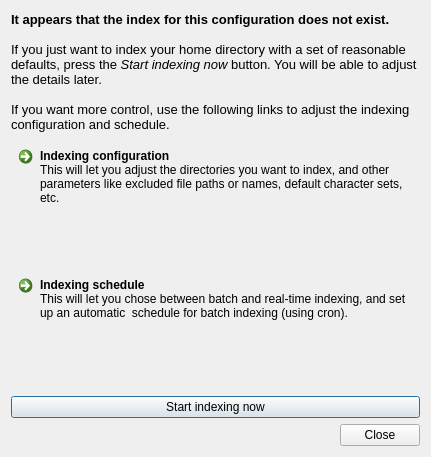
Above: src/qtgui/firstidx.ui from spanner888/recoll before the change. Below: the same form after it.
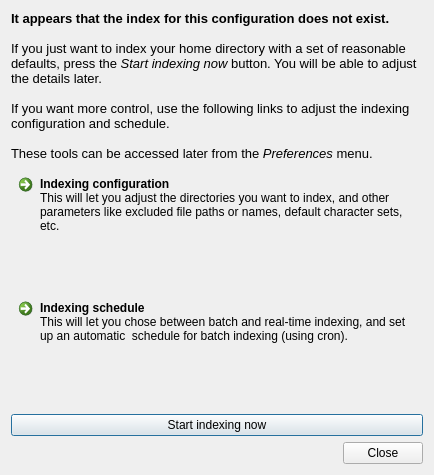
That is the form after the change.

```diff
--- a/src/qtgui/firstidx.ui
+++ b/src/qtgui/firstidx.ui
@@ -6,8 +6,8 @@
    <rect>
     <x>0</x>
     <y>0</y>
-    <width>431</width>
-    <height>457</height>
+    <width>434</width>
+    <height>475</height>
    </rect>
   </property>
   <property name="windowTitle">
@@ -25,7 +25,9 @@
 &lt;/style&gt;&lt;/head&gt;&lt;body style=&quot; font-family:'Sans Serif'; font-size:10pt; font-weight:400; font-style:normal;&quot;&gt;
 &lt;p style=&quot; margin-top:0px; margin-bottom:0px; margin-left:0px; margin-right:0px; -qt-block-indent:0; text-indent:0px;&quot;&gt;&lt;span style=&quot; font-weight:600;&quot;&gt;It appears that the index for this configuration does not exist.&lt;/span&gt;&lt;br /&gt;&lt;br /&gt;If you just want to index your home directory with a set of reasonable defaults, press the &lt;span style=&quot; font-style:italic;&quot;&gt;Start indexing now&lt;/span&gt; button. You will be able to adjust the details later. &lt;/p&gt;
 &lt;p style=&quot;-qt-paragraph-type:empty; margin-top:0px; margin-bottom:0px; margin-left:0px; margin-right:0px; -qt-block-indent:0; text-indent:0px;&quot;&gt;&lt;/p&gt;
-&lt;p style=&quot; margin-top:0px; margin-bottom:0px; margin-left:0px; margin-right:0px; -qt-block-indent:0; text-indent:0px;&quot;&gt;If you want more control, use the following links to adjust the indexing configuration and schedule.&lt;/p&gt;&lt;/body&gt;&lt;/html&gt;</string>
+&lt;p style=&quot; margin-top:0px; margin-bottom:0px; margin-left:0px; margin-right:0px; -qt-block-indent:0; text-indent:0px;&quot;&gt;If you want more control, use the following links to adjust the indexing configuration and schedule.&lt;/p&gt;
+&lt;p style=&quot;-qt-paragraph-type:empty; margin-top:0px; margin-bottom:0px; margin-left:0px; margin-right:0px; -qt-block-indent:0; text-indent:0px;&quot;&gt;&lt;/p&gt;
+&lt;p style=&quot; margin-top:0px; margin-bottom:0px; margin-left:0px; margin-right:0px; -qt-block-indent:0; text-indent:0px;&quot;&gt;These tools can be accessed later from the &lt;span style=&quot; font-style:italic;&quot;&gt;Preferences&lt;/span&gt; menu.&lt;/p&gt;&lt;/body&gt;&lt;/html&gt;</string>
        </property>
        <property name="textFormat">
         <enum>Qt::RichText</enum>
```
